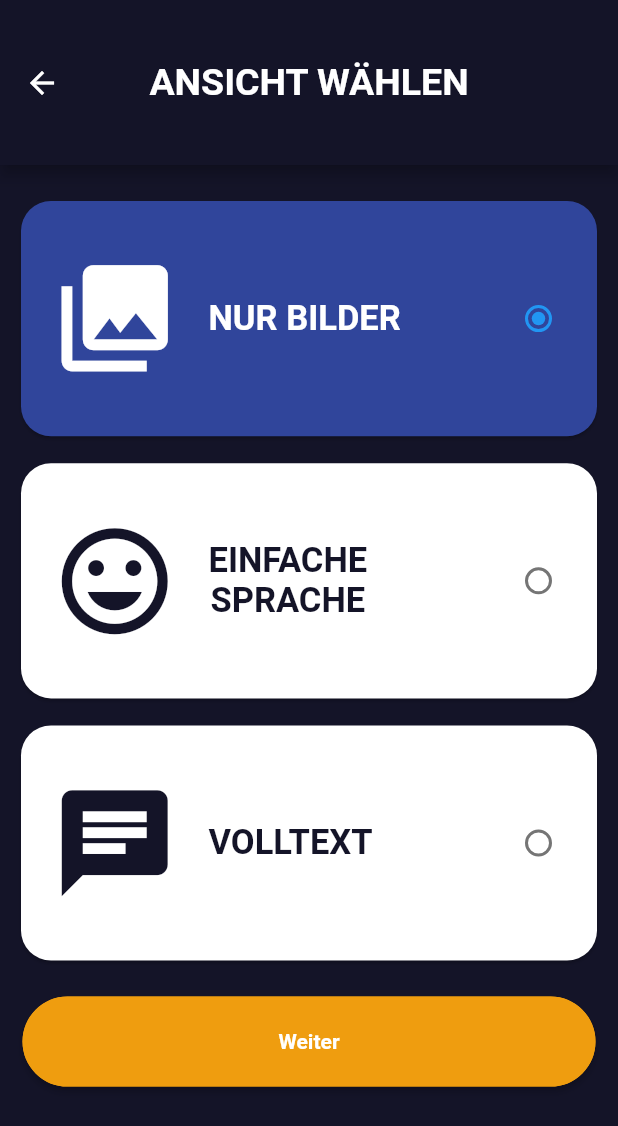
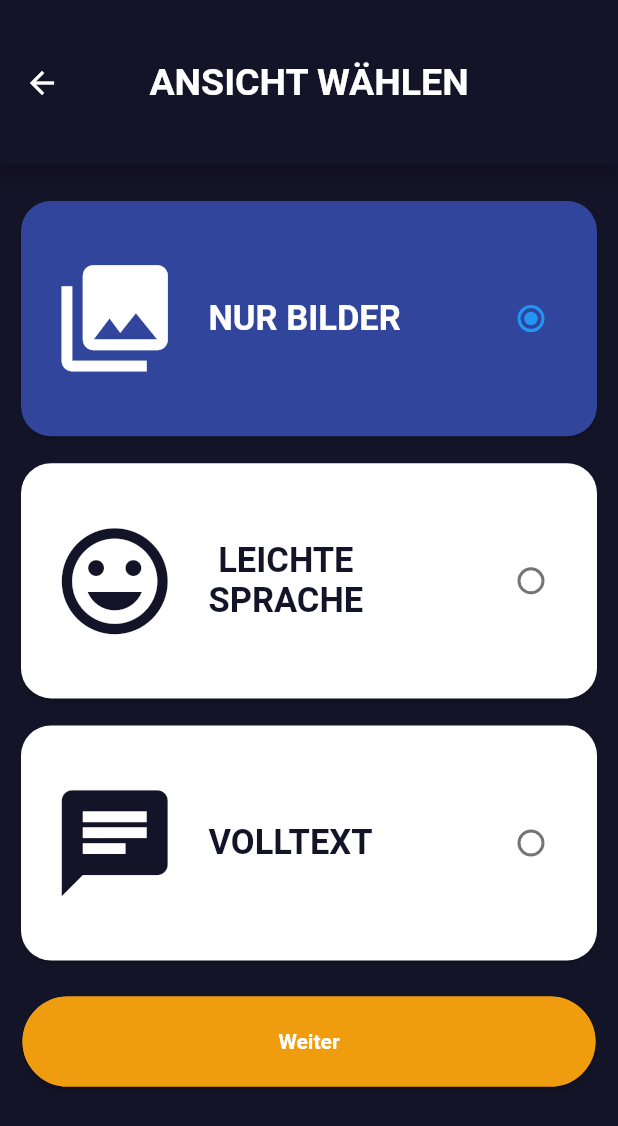
Before and after one commit to arsomesan/JoMa, a Flutter app: the SelectView screen opened directly, on a phone screen of 412 x 824 dp. Shown: the top 1126 px of the screen. Run offline on Flutter 3.47's test engine with Material 2 defaults, Android fonts, the phone set to English and light mode, and no system bars; our stand-ins replace animated_splash_screen, carousel_slider, flutter_map, flutter_svg, flutter_svg_provider, font_awesome_flutter and 3 more; accounts and stored records are empty; network calls fail.

Commit message:
Removed dead code. Made radio buttons interactive. Corrected option "Einfache Sprache" in screen_select_view.dart to "Leichte Sprache" Formatted file.

```diff
--- a/lib/screens/screen_select_view.dart
+++ b/lib/screens/screen_select_view.dart
@@ -9,14 +9,11 @@ import 'package:joma/materials/button.dart';
 import 'package:joma/screens/screen_home.dart';
 import 'package:get/get.dart';
 import 'package:joma/materials/assets.dart';
-import 'package:flutter/material.dart';
-
-enum Choice { bild, einfach, voll }
 
 class SelectView extends StatelessWidget {
   final ViewController viewController = Get.put(ViewController());
 
-  Choice? _character = Choice.bild;
+  SelectView({Key? key}) : super(key: key);
 
   @override
   Widget build(BuildContext context) {
@@ -39,7 +36,6 @@ class SelectView extends StatelessWidget {
               //Card1: nur Bilder
               GetBuilder<ViewController>(
                 builder: (_) {
-                  Choice? _character = Choice.bild;
                   return Container(
                     margin: const EdgeInsets.fromLTRB(10, 20, 10, 10),
                     width: MediaQuery.of(context).size.width,
@@ -53,7 +49,7 @@ class SelectView extends StatelessWidget {
                         child: Row(
                           children: [
                             Container(
-                              margin: EdgeInsets.all(20.0),
+                              margin: const EdgeInsets.all(20.0),
                               child: Icon(
                                 Icons.photo_library,
                                 size: 85,
@@ -66,8 +62,7 @@ class SelectView extends StatelessWidget {
                                 }()),
                               ),
                             ),
-                            Container(
-                              child: Text("NUR BILDER",
+                            Text("NUR BILDER",
                                 style: TextStyle(
                                   fontFamily: 'Roboto',
                                   fontSize: 23,
@@ -82,19 +77,20 @@ class SelectView extends StatelessWidget {
                                   }()),
                                 ),
                                 textAlign: TextAlign.center),
-                            ),
-                            Spacer(),
-                            new Row(
+                            const Spacer(),
+                            Row(
                               mainAxisAlignment: MainAxisAlignment.end,
                               //style: EdgeInsets.all(20.0),
                               children: [
-                                new Radio(
+                                Radio(
                                     value: 0,
                                     groupValue: _.state,
-                                    onChanged: (Choice) {}),
+                                    onChanged: (choice) {
+                                      viewController.setView(0);
+                                    }),
                               ],
                             ),
-                            SizedBox(width: 15),
+                            const SizedBox(width: 20),
                           ],
                         ),
                         color: (() {
@@ -116,7 +112,6 @@ class SelectView extends StatelessWidget {
               //Card2: Leichte Sprache
               GetBuilder<ViewController>(
                 builder: (_) {
-                  Choice? _character = Choice.einfach;
                   return Container(
                     margin: const EdgeInsets.fromLTRB(10, 0, 10, 10),
                     width: MediaQuery.of(context).size.width,
@@ -130,7 +125,7 @@ class SelectView extends StatelessWidget {
                         child: Row(
                           children: [
                             Container(
-                              margin: EdgeInsets.all(20.0),
+                              margin: const EdgeInsets.all(20.0),
                               child: Icon(
                                 Icons.tag_faces,
                                 size: 85,
@@ -143,13 +138,11 @@ class SelectView extends StatelessWidget {
                                 }()),
                               ),
                             ),
-                            Container(
-                              child: Column(
+                            Column(
                               mainAxisAlignment: MainAxisAlignment.center,
                               crossAxisAlignment: CrossAxisAlignment.center,
                               children: [
-                                  Container(
-                                    child: Text("EINFACHE",
+                                Text("LEICHTE",
                                     style: TextStyle(
                                       fontFamily: 'Roboto',
                                       fontSize: 23,
@@ -164,9 +157,7 @@ class SelectView extends StatelessWidget {
                                       }()),
                                     ),
                                     textAlign: TextAlign.center),
-                                  ),
-                                  Container(
-                                    child: Text("SPRACHE",
+                                Text("SPRACHE",
                                     style: TextStyle(
                                       fontFamily: 'Roboto',
                                       fontSize: 23,
@@ -181,20 +172,21 @@ class SelectView extends StatelessWidget {
                                       }()),
                                     ),
                                     textAlign: TextAlign.center),
-                                  ),
                               ],
                             ),
-                            ),
-                            Spacer(),
-                            new Row(
+                            const Spacer(),
+                            Row(
                               mainAxisAlignment: MainAxisAlignment.end,
                               children: [
-                                new Radio(
+                                Radio(
                                     value: 1,
                                     groupValue: _.state,
-                                    onChanged: (Choice) {}),
+                                    onChanged: (choice) {
+                                      viewController.setView(1);
+                                    }),
                               ],
-                            ),SizedBox(width: 15),
+                            ),
+                            const SizedBox(width: 20),
                           ],
                         ),
                         color: (() {
@@ -216,7 +208,6 @@ class SelectView extends StatelessWidget {
               //Card3: Volltext
               GetBuilder<ViewController>(
                 builder: (_) {
-                  Choice? _character = Choice.voll;
                   return Container(
                     margin: const EdgeInsets.fromLTRB(10, 0, 10, 10),
                     width: MediaQuery.of(context).size.width,
@@ -230,7 +221,7 @@ class SelectView extends StatelessWidget {
                         child: Row(
                           children: [
                             Container(
-                              margin: EdgeInsets.all(20.0),
+                              margin: const EdgeInsets.all(20.0),
                               child: Icon(
                                 Icons.chat,
                                 size: 85,
@@ -243,8 +234,7 @@ class SelectView extends StatelessWidget {
                                 }()),
                               ),
                             ),
-                            Container(
-                              child: Text("VOLLTEXT",
+                            Text("VOLLTEXT",
                                 style: TextStyle(
                                   fontFamily: 'Roboto',
                                   fontSize: 23,
@@ -259,17 +249,19 @@ class SelectView extends StatelessWidget {
                                   }()),
                                 ),
                                 textAlign: TextAlign.center),
-                            ),
-                            Spacer(),
-                            new Row(
+                            const Spacer(),
+                            Row(
                               mainAxisAlignment: MainAxisAlignment.end,
                               children: [
-                                new Radio(
+                                Radio(
                                     value: 2,
                                     groupValue: _.state,
-                                    onChanged: (Choice) {}),
+                                    onChanged: (choice) {
+                                      viewController.setView(2);
+                                    }),
                               ],
-                            ),SizedBox(width: 15),
+                            ),
+                            const SizedBox(width: 20),
                           ],
                         ),
                         color: (() {
@@ -309,28 +301,3 @@ class SelectView extends StatelessWidget {
 }
 
 TextEditingController nameController = TextEditingController();
-int _radioValue = 0;
-
-void _handleRadioValueChange(int value) {
-  setState(() {
-    _radioValue = value;
-
-    switch (_radioValue) {
-      case 0:
-        break;
-      case 1:
-        break;
-      case 2:
-        break;
-    }
-  });
-}
-
-void setState(Null Function() param0) {}
-
-/*
-(Choice) {
-setState(() {
-_character = voll;
-});
-*/
```
Lines whose indentation alone changed are shown as unchanged.
